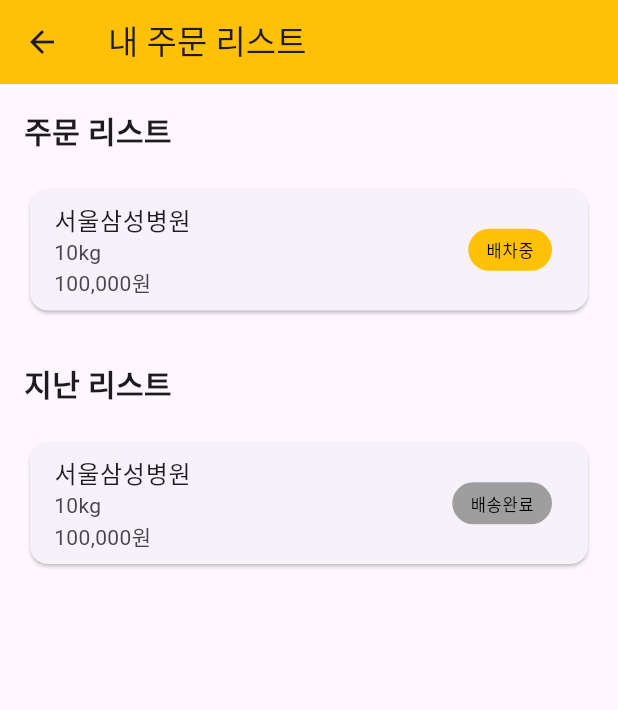
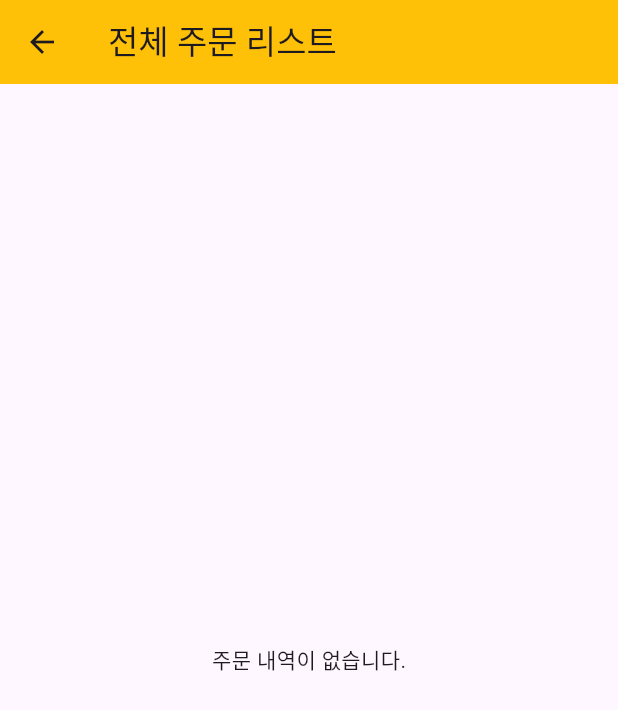
Before and after one commit to Bumjun-hub/Project_SwiftLoad, a Flutter app: the OrderListPage screen opened directly, on a phone screen of 412 x 824 dp. Shown: the top 710 px of the screen. Run offline on Flutter 3.47's test engine with Material 3 defaults, Android fonts, the phone set to English and light mode, and no system bars; our stand-ins replace cloud_firestore, firebase_auth, firebase_core, firebase_storage, flutter_dotenv, image_picker; accounts and stored records are empty.

Commit message:
생성 : 주문리스트

```diff
--- a/flutter_app/lib/google_login_page.dart
+++ b/flutter_app/lib/google_login_page.dart
@@ -1,6 +1,7 @@
 // google_login_page.dart
 import 'package:flutter/material.dart';
 import 'cargo_order_page.dart';
+import 'order_list_page.dart';
 
 class GoogleLoginPage extends StatelessWidget {
   const GoogleLoginPage({super.key});
--- a/flutter_app/lib/order_list_page.dart
+++ b/flutter_app/lib/order_list_page.dart
@@ -1,72 +1,118 @@
-// order_list_page.dart
 import 'package:flutter/material.dart';
+import 'package:cloud_firestore/cloud_firestore.dart';
+import 'package:intl/intl.dart';
 
-class OrderListPage extends StatelessWidget {
+class OrderListPage extends StatefulWidget {
   const OrderListPage({super.key});
 
   @override
+  State<OrderListPage> createState() => _OrderListPageState();
+}
+
+class _OrderListPageState extends State<OrderListPage> {
+  final FirebaseFirestore _firestore = FirebaseFirestore.instance;
+
+  @override
   Widget build(BuildContext context) {
+    // 로그인 확인 절차를 제거하고 모든 주문을 보여줍니다.
     return Scaffold(
       appBar: AppBar(
-        title: const Text('내 주문 리스트'),
+        title: const Text('전체 주문 리스트'), // 제목을 변경하여 모든 주문임을 명시
         backgroundColor: Colors.amber,
       ),
-      body: Padding(
+      body: StreamBuilder<QuerySnapshot>(
+        // .where() 조건을 제거하여 모든 'orders' 문서를 가져옵니다.
+        stream: _firestore.collection('estimates').snapshots(),
+        builder: (context, snapshot) {
+          if (snapshot.connectionState == ConnectionState.waiting) {
+            return const Center(child: CircularProgressIndicator());
+          }
+          // 데이터가 없을 때의 처리를 유지합니다.
+          if (!snapshot.hasData || snapshot.data!.docs.isEmpty) {
+            return const Center(child: Text('주문 내역이 없습니다.'));
+          }
+
+          // 기존의 주문 상태에 따른 분류 로직을 그대로 사용합니다.
+          // 안전을 위해 데이터 타입을 확인하는 코드를 추가합니다.
+          final ongoingOrders = snapshot.data!.docs
+              .where((doc) {
+            final data = doc.data() as Map<String, dynamic>?;
+            return data != null && data.containsKey('status') && data['status'] == 'waiting';
+          })
+              .toList();
+          final completedOrders = snapshot.data!.docs
+              .where((doc) {
+            final data = doc.data() as Map<String, dynamic>?;
+            return data != null && data.containsKey('status') && data['status'] == 'completed';
+          })
+              .toList();
+
+          return ListView(
             padding: const EdgeInsets.all(16.0),
-        child: ListView(
             children: [
-            const Text('주문 리스트', style: TextStyle(fontWeight: FontWeight.bold, fontSize: 20)),
-            const SizedBox(height: 20),
+              const Text('주문 리스트',
+                  style: TextStyle(fontWeight: FontWeight.bold, fontSize: 20)),
+              const SizedBox(height: 10),
+              if (ongoingOrders.isEmpty)
+                const Padding(
+                  padding: EdgeInsets.symmetric(vertical: 16.0),
+                  child: Center(child: Text('현재 진행중인 주문이 없습니다.')),
+                )
+              else
+                ...ongoingOrders.map((doc) => OrderCard(order: doc)),
+              const SizedBox(height: 30),
+              const Text('지난 리스트',
+                  style: TextStyle(fontWeight: FontWeight.bold, fontSize: 20)),
+              const SizedBox(height: 10),
+              if (completedOrders.isEmpty)
+                const Padding(
+                  padding: EdgeInsets.symmetric(vertical: 16.0),
+                  child: Center(child: Text('완료된 주문이 없습니다.')),
+                )
+              else
+                ...completedOrders.map((doc) => OrderCard(order: doc)),
+            ],
+          );
+        },
+      ),
+    );
+  }
+}
 
-            // 주문 리스트 샘플 카드 1
-            Card(
+class OrderCard extends StatelessWidget {
+  final QueryDocumentSnapshot order;
+
+  const OrderCard({super.key, required this.order});
+
+  @override
+  Widget build(BuildContext context) {
+    // 데이터가 Map 형태가 아닐 경우를 대비하여 안전하게 캐스팅합니다.
+    final data = order.data() as Map<String, dynamic>? ?? {};
+    final formatCurrency = NumberFormat.simpleCurrency(locale: "ko_KR", name: "원");
+
+    return Card(
+      margin: const EdgeInsets.symmetric(vertical: 8),
       child: ListTile(
-                title: const Text('서울삼성병원'),
+        title: Text(data['arrivalAddress'] as String? ?? '도착지 정보 없음'),
         subtitle: Column(
           crossAxisAlignment: CrossAxisAlignment.start,
-                  children: const [
-                    Text('10kg'),
-                    Text('100,000원'),
+          children: [
+            Text('상세주소: ${data['arrivalDetail'] as String? ?? '정보 없음'}'),
+            Text('받는사람: ${data['arrivalName'] as String? ?? '정보 없음'}'),
+            Text('연락처: ${data['arrivalContact'] as String? ?? '정보 없음'}'),
+            Text('예상 가격: ${formatCurrency.format(data['calculatedPrice'] ?? 0)}'),
           ],
         ),
         trailing: Container(
           padding: const EdgeInsets.symmetric(horizontal: 12, vertical: 6),
           decoration: BoxDecoration(
-                    color: Colors.amber,
+            color: (data['status'] == '배차중' || data['status'] == '배차완료' || data['status'] == '배송중') ? Colors.amber : Colors.grey,
             borderRadius: BorderRadius.circular(20),
           ),
-                  child: const Text('배차중', style: TextStyle(color: Colors.black)),
+          child: Text(
+            data['status'] as String? ?? '상태 정보 없음',
+            style: const TextStyle(color: Colors.black),
           ),
-              ),
-            ),
-
-            const SizedBox(height: 30),
-
-            const Text('지난 리스트', style: TextStyle(fontWeight: FontWeight.bold, fontSize: 20)),
-            const SizedBox(height: 20),
-
-            // 지난 리스트 샘플 카드 1
-            Card(
-              child: ListTile(
-                title: const Text('서울삼성병원'),
-                subtitle: Column(
-                  crossAxisAlignment: CrossAxisAlignment.start,
-                  children: const [
-                    Text('10kg'),
-                    Text('100,000원'),
-                  ],
-                ),
-                trailing: Container(
-                  padding: const EdgeInsets.symmetric(horizontal: 12, vertical: 6),
-                  decoration: BoxDecoration(
-                    color: Colors.grey,
-                    borderRadius: BorderRadius.circular(20),
-                  ),
-                  child: const Text('배송완료', style: TextStyle(color: Colors.black)),
-                ),
-              ),
-            ),
-          ],
         ),
       ),
     );
--- a/flutter_app/lib/select_page.dart
+++ b/flutter_app/lib/select_page.dart
@@ -3,6 +3,9 @@
 import 'google_login_page.dart';
 import 'package:flutter_app/firebase_test_page.dart';
 import 'package:flutter_app/order_list_page.dart'; // 이 줄을 추가합니다.
+import 'package:flutter_app/order_list_page.dart';
+import 'package:cloud_firestore/cloud_firestore.dart'; // Firebase Firestore 임포트
+
 
 class SelectPage extends StatelessWidget {
   const SelectPage({super.key});
```
Lines whose indentation alone changed are shown as unchanged.
